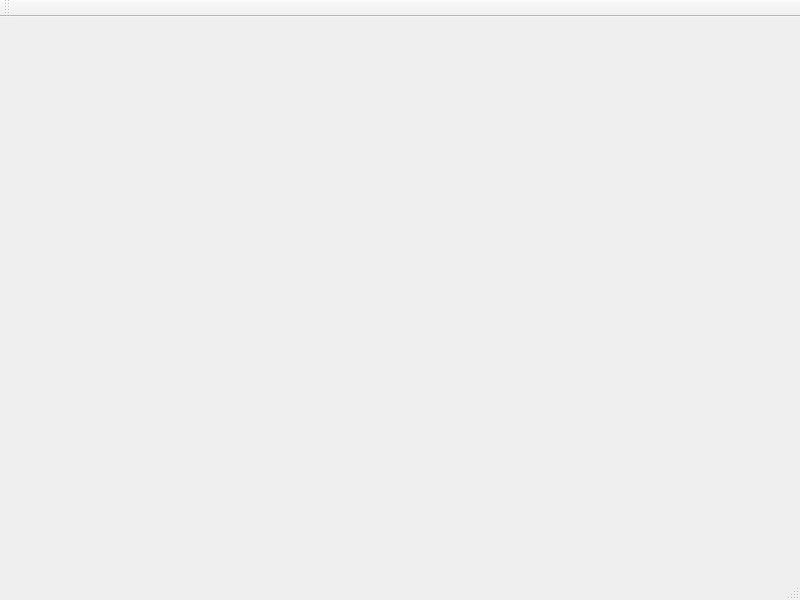
VladisStep/OpenGLLab3, file mainwindow.ui: the form before one commit.
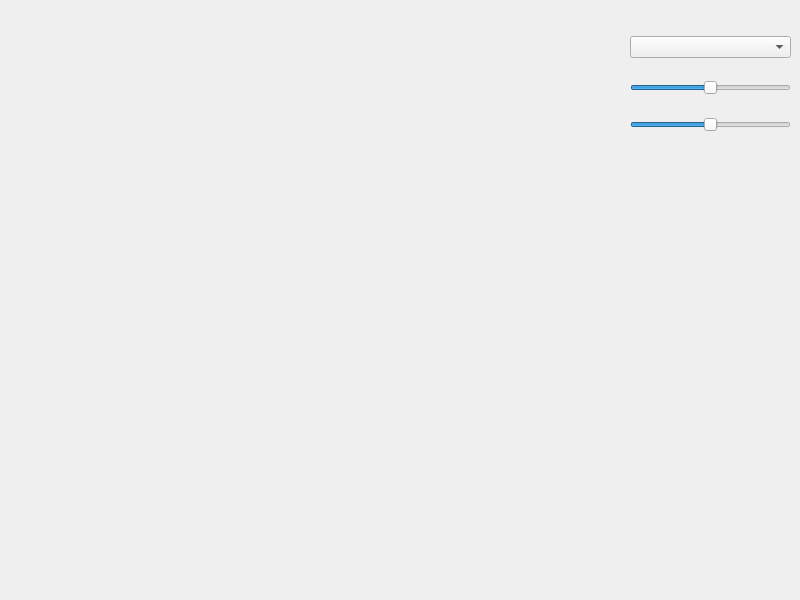
The form after the commit. Custom widgets are drawn as their Qt base class.

Patch:
```diff
--- a/mainwindow.ui
+++ b/mainwindow.ui
@@ -17,35 +17,54 @@
    <widget class="GLWidget" name="widget" native="true">
     <property name="geometry">
      <rect>
-      <x>60</x>
-      <y>90</y>
-      <width>381</width>
-      <height>181</height>
+      <x>1</x>
+      <y>0</y>
+      <width>541</width>
+      <height>431</height>
      </rect>
     </property>
    </widget>
-  </widget>
-  <widget class="QMenuBar" name="menubar">
-   <property name="geometry">
-    <rect>
-     <x>0</x>
-     <y>0</y>
-     <width>800</width>
-     <height>21</height>
-    </rect>
-   </property>
-  </widget>
-  <widget class="QStatusBar" name="statusbar"/>
-  <widget class="QToolBar" name="toolBar">
-   <property name="windowTitle">
-    <string>toolBar</string>
-   </property>
-   <attribute name="toolBarArea">
-    <enum>TopToolBarArea</enum>
-   </attribute>
-   <attribute name="toolBarBreak">
-    <bool>false</bool>
-   </attribute>
+   <widget class="QWidget" name="">
+    <property name="geometry">
+     <rect>
+      <x>630</x>
+      <y>20</y>
+      <width>161</width>
+      <height>131</height>
+     </rect>
+    </property>
+    <layout class="QVBoxLayout" name="verticalLayout">
+     <item>
+      <widget class="QComboBox" name="comboBox"/>
+     </item>
+     <item>
+      <widget class="QSlider" name="horizontalSlider">
+       <property name="minimum">
+        <number>-100</number>
+       </property>
+       <property name="maximum">
+        <number>100</number>
+       </property>
+       <property name="orientation">
+        <enum>Qt::Horizontal</enum>
+       </property>
+      </widget>
+     </item>
+     <item>
+      <widget class="QSlider" name="horizontalSlider_2">
+       <property name="minimum">
+        <number>-100</number>
+       </property>
+       <property name="maximum">
+        <number>100</number>
+       </property>
+       <property name="orientation">
+        <enum>Qt::Horizontal</enum>
+       </property>
+      </widget>
+     </item>
+    </layout>
+   </widget>
   </widget>
  </widget>
  <customwidgets>
```
